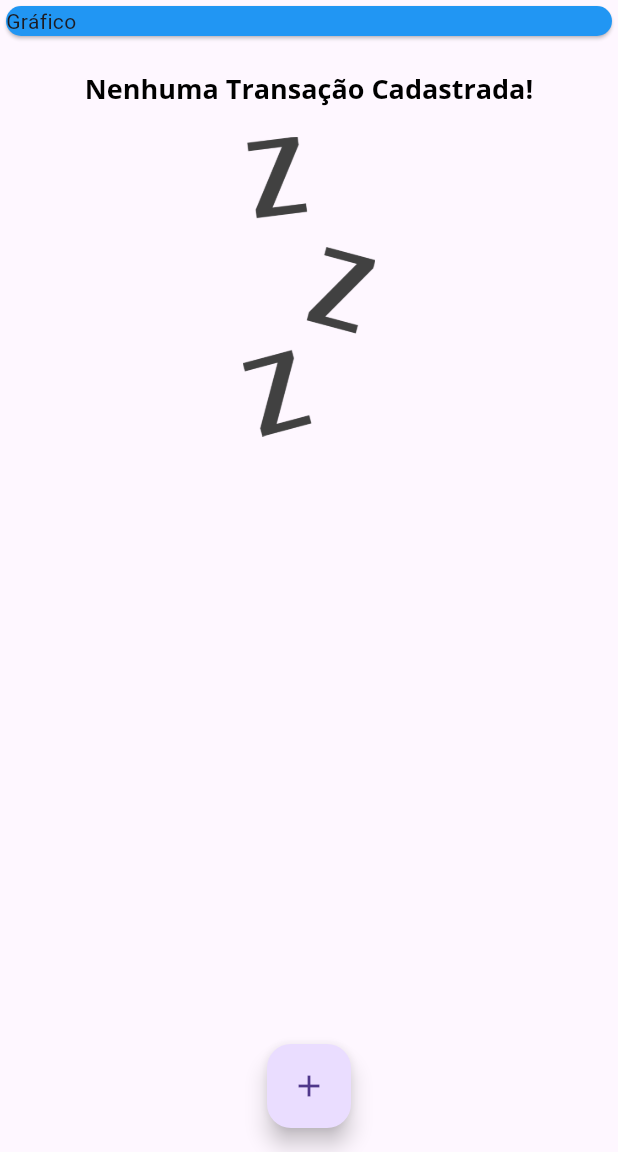
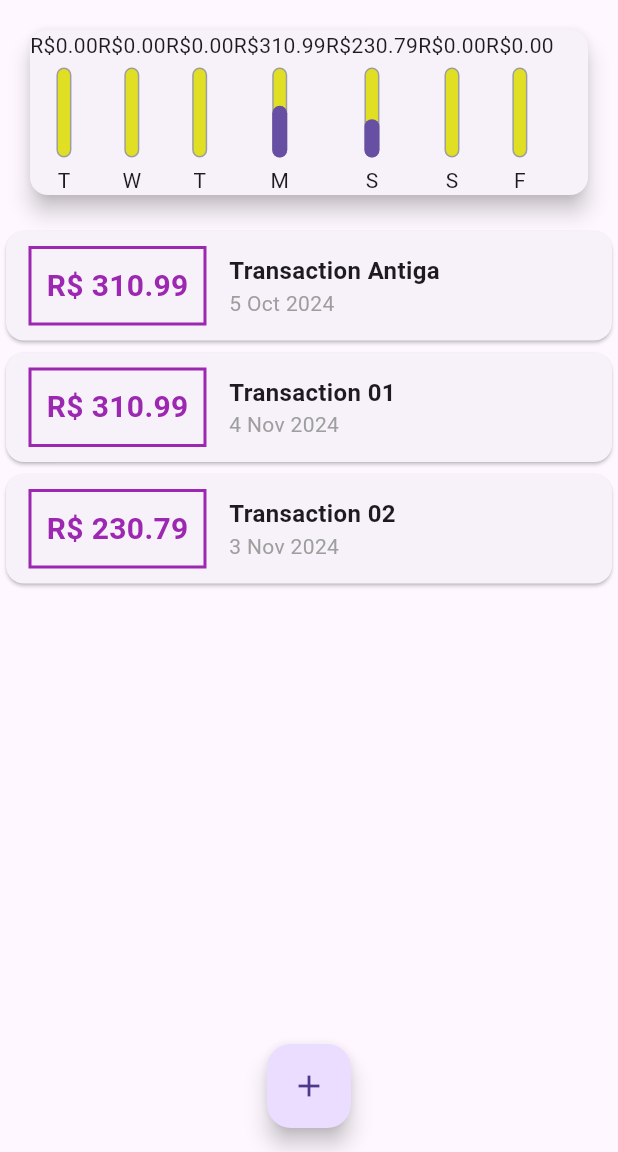
Before and after one commit to eskokado/expenses, a Flutter app: the screen it shows after launch, on a phone screen of 412 x 824 dp, the part 84-1236 px from its top. Run offline on Flutter 3.47's test engine with Material 3 defaults, Android fonts, the phone set to English and light mode, and no system bars; missing offline and left inert: dart:ffi.

Commit message:
feat(char): impl char component

```diff
--- a/lib/main.dart
+++ b/lib/main.dart
@@ -4,6 +4,8 @@ import 'package:expenses/components/transaction_form.dart';
 import 'package:expenses/components/transaction_list.dart';
 import 'package:expenses/models/transaction.dart';
 import 'package:flutter/material.dart';
+
+import 'components/chart.dart';
 
 void main() {
   runApp(const ExpensesApp());
@@ -52,19 +54,33 @@ class MyHomePage extends StatefulWidget {
 
 class _MyHomePageState extends State<MyHomePage> {
   final List<Transaction> _transactions = [
-    // Transaction(
-    //     id: 't1',
-    //     title: 'Transaction 01',
-    //     value: 310.99,
-    //     date: DateTime.now()
-    // ),
-    // Transaction(
-    //     id: 't2',
-    //     title: 'Transaction 02',
-    //     value: 230.79,
-    //     date: DateTime.now()
-    // )
+    Transaction(
+        id: 't0',
+        title: 'Transaction Antiga',
+        value: 310.99,
+        date: DateTime.now().subtract(Duration(days: 33))
+    ),
+    Transaction(
+        id: 't1',
+        title: 'Transaction 01',
+        value: 310.99,
+        date: DateTime.now().subtract(Duration(days: 3))
+    ),
+    Transaction(
+        id: 't2',
+        title: 'Transaction 02',
+        value: 230.79,
+        date: DateTime.now().subtract(Duration(days: 4))
+    )
   ];
+
+  List<Transaction> get _recentTransactions {
+    return _transactions.where((tr) {
+      return tr.date.isAfter(DateTime.now().subtract(
+        Duration(days: 7)
+      ));
+    }).toList();
+  }
 
   _addTransaction(String title, double value) {
     final newTransaction = Transaction(
@@ -106,13 +122,7 @@ class _MyHomePageState extends State<MyHomePage> {
         body: Column(
           crossAxisAlignment: CrossAxisAlignment.stretch,
           children: [
-            Container(
-              width: double.infinity,
-              child: const Card(
-                child: Text('Gráfico'),
-                color: Colors.blue,
-              ),
-            ),
+            Chart(_recentTransactions),
             TransactionList(transactions: _transactions),
           ],
         ),
```
